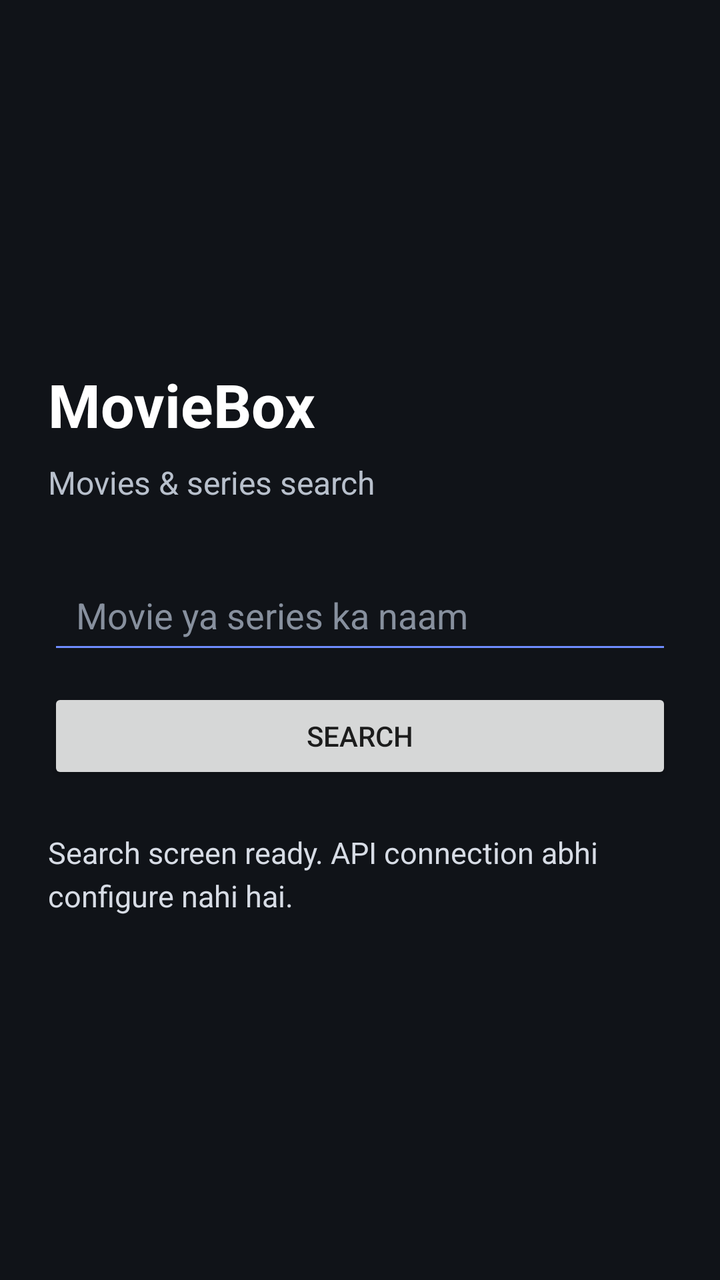
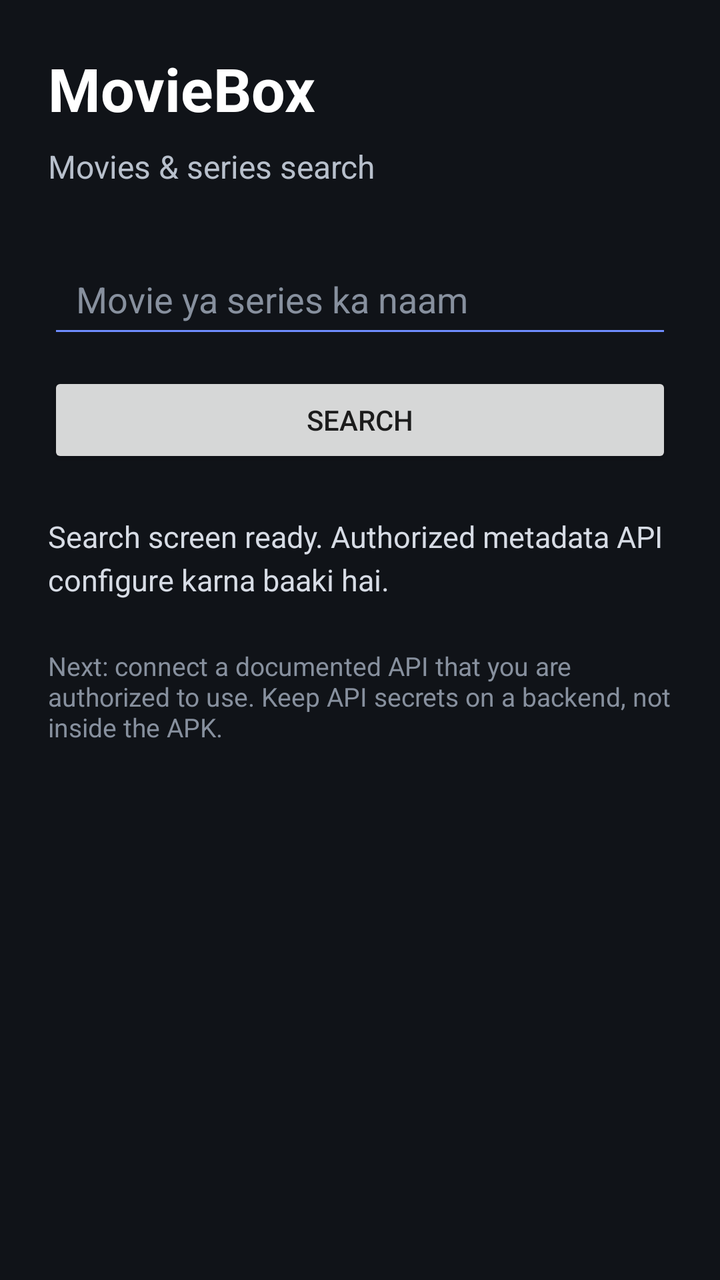

Two renders of the same Android screen: before a commit and after it. Below are the layout's source before the change and the commit's diff.
<!-- AndroidManifest.xml: application theme android:Theme.Material.Light.NoActionBar -->
<!-- res/layout/activity_main.xml -->
<?xml version="1.0" encoding="utf-8"?>
<ScrollView xmlns:android="http://schemas.android.com/apk/res/android"
    android:layout_width="match_parent"
    android:layout_height="match_parent"
    android:fillViewport="true"
    android:background="#101318">

    <LinearLayout
        android:layout_width="match_parent"
        android:layout_height="match_parent"
        android:orientation="vertical"
        android:padding="24dp"
        android:gravity="center_vertical">

        <TextView
            android:layout_width="match_parent"
            android:layout_height="wrap_content"
            android:text="MovieBox"
            android:textColor="#FFFFFF"
            android:textSize="30sp"
            android:textStyle="bold" />

        <TextView
            android:layout_width="match_parent"
            android:layout_height="wrap_content"
            android:layout_marginTop="8dp"
            android:text="Movies &amp; series search"
            android:textColor="#B8C0CC"
            android:textSize="16sp" />

        <EditText
            android:id="@+id/searchInput"
            android:layout_width="match_parent"
            android:layout_height="52dp"
            android:layout_marginTop="28dp"
            android:hint="Movie ya series ka naam"
            android:singleLine="true"
            android:imeOptions="actionSearch"
            android:inputType="text"
            android:paddingStart="14dp"
            android:paddingEnd="14dp"
            android:textColor="#FFFFFF"
            android:textColorHint="#87909E"
            android:backgroundTint="#6F8CFF" />

        <Button
            android:id="@+id/searchButton"
            android:layout_width="match_parent"
            android:layout_height="wrap_content"
            android:layout_marginTop="12dp"
            android:text="Search" />

        <TextView
            android:id="@+id/statusText"
            android:layout_width="match_parent"
            android:layout_height="wrap_content"
            android:layout_marginTop="24dp"
            android:text="Search screen ready. API connection abhi configure nahi hai."
            android:textColor="#D7DCE5"
            android:textSize="15sp"
            android:lineSpacingExtra="4dp" />

    </LinearLayout>
</ScrollView>
<!-- resources referenced by this layout -->
<resources>

</resources>

<!-- the commit's change to res/layout/activity_main.xml (unified diff, before → after) -->
@@ -7,10 +7,9 @@
 
     <LinearLayout
         android:layout_width="match_parent"
-        android:layout_height="match_parent"
+        android:layout_height="wrap_content"
         android:orientation="vertical"
-        android:padding="24dp"
-        android:gravity="center_vertical">
+        android:padding="24dp">
 
         <TextView
             android:layout_width="match_parent"
@@ -50,15 +49,32 @@
             android:layout_marginTop="12dp"
             android:text="Search" />
 
+        <ProgressBar
+            android:id="@+id/loadingProgress"
+            style="?android:attr/progressBarStyle"
+            android:layout_width="wrap_content"
+            android:layout_height="wrap_content"
+            android:layout_gravity="center_horizontal"
+            android:layout_marginTop="20dp"
+            android:visibility="gone" />
+
         <TextView
             android:id="@+id/statusText"
             android:layout_width="match_parent"
             android:layout_height="wrap_content"
             android:layout_marginTop="24dp"
-            android:text="Search screen ready. API connection abhi configure nahi hai."
+            android:text="Search screen ready. Authorized metadata API configure karna baaki hai."
             android:textColor="#D7DCE5"
             android:textSize="15sp"
             android:lineSpacingExtra="4dp" />
 
+        <TextView
+            android:layout_width="match_parent"
+            android:layout_height="wrap_content"
+            android:layout_marginTop="24dp"
+            android:text="Next: connect a documented API that you are authorized to use. Keep API secrets on a backend, not inside the APK."
+            android:textColor="#87909E"
+            android:textSize="13sp" />
+
     </LinearLayout>
 </ScrollView>
